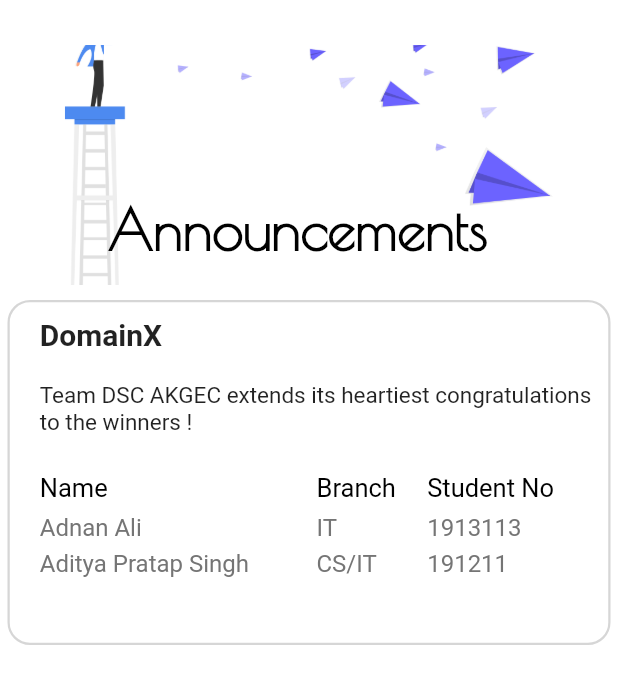
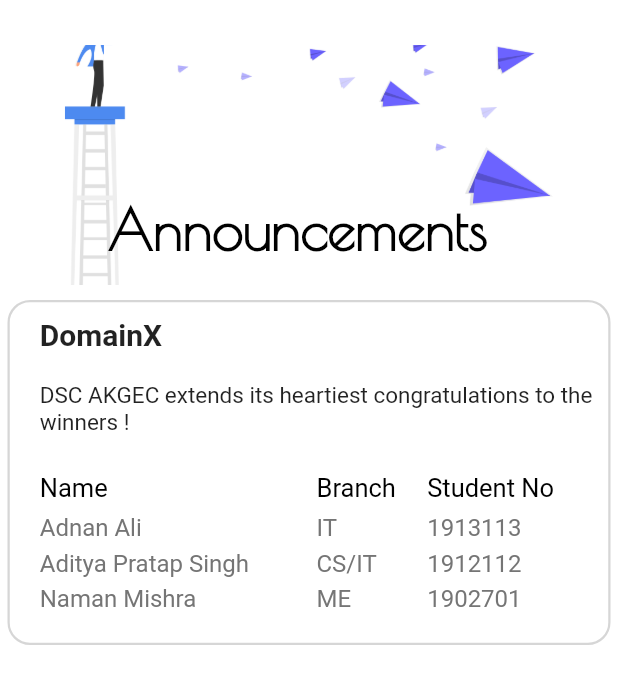
Before and after one commit to Adnanali777/DSC-AKGEC, a Flutter app: the Announcements screen opened directly, on a phone screen of 412 x 824 dp. Shown: the top 684 px of the screen. Run offline on Flutter 3.47's test engine with Material 2 defaults, Android fonts, the phone set to English and light mode, and no system bars; our stand-ins replace animated_splash_screen, flutter_icons; missing offline and left inert: lipsum; Roboto replaces fonts that are missing (Nanum).

```diff
--- a/lib/events/announcements.dart
+++ b/lib/events/announcements.dart
@@ -41,7 +41,7 @@ class _AnnouncementsState extends State<Announcements> {
                     children: [
                       Text('DomainX',style: TextStyle(fontSize: 20,fontWeight: FontWeight.bold,fontFamily: 'Nanum'),),
                       SizedBox(height: 20,),
-                      Text('Team DSC AKGEC extends its heartiest congratulations to the winners !',style: TextStyle(fontSize: 15,fontFamily: 'Nanum'),),
+                      Text('DSC AKGEC extends its heartiest congratulations to the winners !',style: TextStyle(fontSize: 15,fontFamily: 'Nanum'),),
                       SizedBox(height: 25,),
                     Table(
                       columnWidths: {
@@ -69,7 +69,8 @@ class _AnnouncementsState extends State<Announcements> {
                       ],
                     ),
                       Table_details('Adnan Ali', 'IT', '1913113'),
-                      Table_details('Aditya Pratap Singh', 'CS/IT', '191211'),
+                      Table_details('Aditya Pratap Singh', 'CS/IT', '1912112'),
+                      Table_details('Naman Mishra', 'ME', '1902701'),
                     ],
                   ),
                 ),
@@ -81,6 +82,8 @@ class _AnnouncementsState extends State<Announcements> {
     );
   }
 }
+
+
 
 Widget Table_details(String name, String branch,String student_no){
     return Table(
--- a/lib/events/event details.dart
+++ b/lib/events/event details.dart
@@ -35,7 +35,7 @@ class _EventDetailsState extends State<EventDetails> {
                 [
                   Container(
                     decoration: BoxDecoration(
-                      borderRadius: BorderRadius.only(topLeft: Radius.circular(38),topRight: Radius.circular(38)),
+                      borderRadius: BorderRadius.only(topLeft: Radius.circular(30),topRight: Radius.circular(30)),
                       color: Colors.white,
                       border: Border.all(width: 1.5,color: Colors.grey[350],style: BorderStyle.solid),
                     ),
--- a/lib/screens/home.dart
+++ b/lib/screens/home.dart
@@ -7,9 +7,9 @@ class Home extends StatefulWidget {
 }
 
 class _HomeState extends State<Home> {
-  blog_card_template blog1 = blog_card_template(image: 'assets/blog-1.png',text1: '3 Conversion Rate Optimization Tools Every Marketer Should Try',text2:'Shubham Sinha  |  23 September 2020',text3:'Hey guys, this is John. I’m an Internet marketing consultant with WebFX, and today we’re going to talk about the top three conversion rate optimization tools that I like to use, and some quick ways that you can apply them today. And we’re going to take a look at what the tool is, some things you can do with it, what I like about it, and something to try today for each tool. So let’s get started. v       ' ,);
-  blog_card_template blog2 =  blog_card_template(image:'assets/blog-2.png', text1:'7 Steps to Benchmark Your Product’s UX',text2: 'Manish Dixit  |  19 September  2020',text3:'The Mondrian style—colorful mosaic-like grids based on the designs of Dutch painter Piet Mondrian—is what initially grabs my attention on this website. Straight away, I can tell that this blog is going to be art and design focused. The designer uses a progressive rhythm to create a content hierarchy, adding a refreshing twist to the content card structure most commonly used by online publications. The interface is bright and makes good use of bold colors and patterns—a combination that can go catastrophically wrong if overdone.');
-  blog_card_template blog3 = blog_card_template(image:'assets/blog-3.png', text1:'Unsupervised Meta-Learning: Learning to Learn without Supervision', text2:'Rohan Asthana  |  8 September 2020',text3:'The history of machine learning has largely been a story of increasing abstraction. In the dawn of ML, researchers spent considerable effort engineering features. As deep learning gained popularity, researchers then shifted towards tuning the update rules and learning rates for their optimizers.');
+  blog_card_template blog1 = blog_card_template(userimg: 'assets/blog-1-owner.png',image: 'assets/blog-1.png',text1: '3 Conversion Rate Optimization Tools Every Marketer Should Try',text2:'Shubham Sinha  |  23 September 2020',text3:'Hey guys, this is John. I’m an Internet marketing consultant with WebFX, and today we’re going to talk about the top three conversion rate optimization tools that I like to use, and some quick ways that you can apply them today. And we’re going to take a look at what the tool is, some things you can do with it, what I like about it, and something to try today for each tool. So let’s get started. v       ' ,);
+  blog_card_template blog2 =  blog_card_template(userimg: 'assets/blog-2-owner.jpg',image:'assets/blog-2.png', text1:'7 Steps to Benchmark Your Product’s UX',text2: 'Manish Dixit  |  19 September  2020',text3:'The Mondrian style—colorful mosaic-like grids based on the designs of Dutch painter Piet Mondrian—is what initially grabs my attention on this website. Straight away, I can tell that this blog is going to be art and design focused. The designer uses a progressive rhythm to create a content hierarchy, adding a refreshing twist to the content card structure most commonly used by online publications. The interface is bright and makes good use of bold colors and patterns—a combination that can go catastrophically wrong if overdone.');
+  blog_card_template blog3 = blog_card_template(userimg: 'assets/blog-3-owner.png',image:'assets/blog-3.png', text1:'Unsupervised Meta-Learning: Learning to Learn without Supervision', text2:'Rohan Asthana  |  8 September 2020',text3:'The history of machine learning has largely been a story of increasing abstraction. In the dawn of ML, researchers spent considerable effort engineering features. As deep learning gained popularity, researchers then shifted towards tuning the update rules and learning rates for their optimizers.');
   @override
   Widget build(BuildContext context) {
     return Scaffold(
--- a/lib/shared/post-card.dart
+++ b/lib/shared/post-card.dart
@@ -1,11 +1,13 @@
 import 'package:flutter/material.dart';
 import 'file:///D:/apps/dsc/lib/shared/blogs.dart';
+import 'package:dsc/screens/home.dart';
 class blog_card_template extends StatelessWidget {
   String image;
+  String userimg;
   String text1;
   String text2;
   String text3;
-  blog_card_template({this.image,this.text1,this.text2,this.text3});
+  blog_card_template({this.image,this.text1,this.text2,this.text3,this.userimg});
 
   @override
   Widget build(BuildContext context) {
@@ -16,7 +18,7 @@ class blog_card_template extends StatelessWidget {
             children: [
               FlatButton(
                 onPressed: (){
-                  Navigator.push(context, MaterialPageRoute(builder: (context) => Details(image:image,text1:text1,text2:text2,text3: text3,)));
+                  Navigator.push(context, MaterialPageRoute(builder: (context) => Details(image:image,text1:text1,text2:text2,text3: text3,userimg: userimg,)));
                 },
                 child: Container(
                   height: MediaQuery.of(context).size.height * 0.30,
```
Also changed, not shown: lib/shared/blogs.dart (+17 -2 lines), assets/ai-workshop.png, assets/blog-1-owner.png (added), assets/blog-2-owner.jpg (added), assets/blog-3-owner.png (added).
